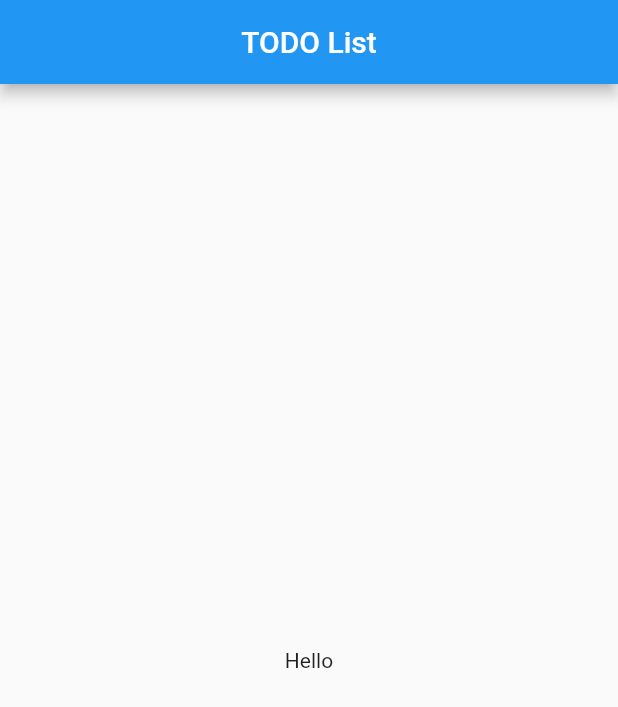
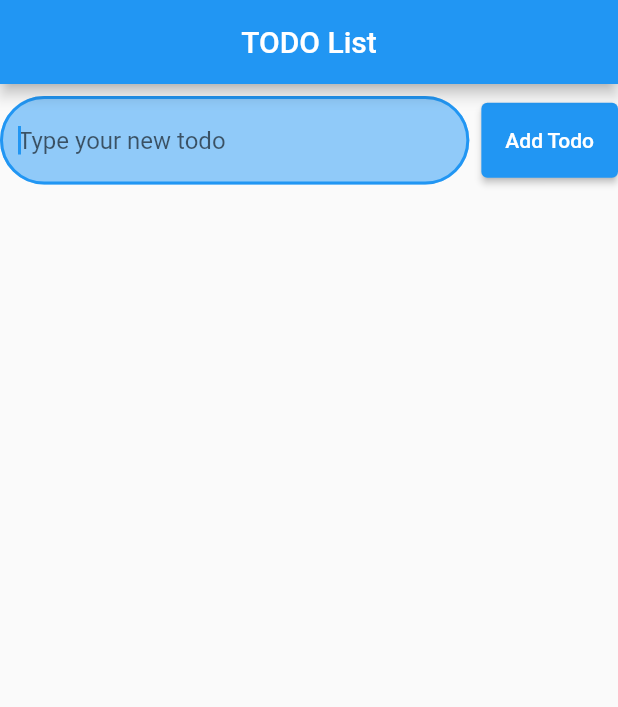
Before and after one commit to EgorEko/todolist_1909, a Flutter app: the screen it shows after launch, on a phone screen of 412 x 824 dp. Shown: the top 707 px of the screen. Run offline on Flutter 3.47's test engine with Material 2 defaults, Android fonts, the light colour scheme and no system bars; generated files the repository leaves out were written again.

Commit message:
Decorated home page

```diff
--- a/lib/l10n/app_en.arb
+++ b/lib/l10n/app_en.arb
@@ -3,5 +3,5 @@
     "delete": "Delete",
     "addNewItem":"Add todo new item",
     "typeYourNewTodo":"Type your new todo",
-    "addItem": "Add Item"
+    "addTodo": "Add Todo"
 }
--- a/lib/l10n/app_uk.arb
+++ b/lib/l10n/app_uk.arb
@@ -3,5 +3,5 @@
     "delete": "Видалити",
     "addNewItem":"Додати справу",
     "typeYourNewTodo":"Введіть Вашу нову справу",
-    "addItem": "Додати справу"
+    "addTodo": "Додати справу"
 }
--- a/lib/pages/home_page.dart
+++ b/lib/pages/home_page.dart
@@ -12,14 +12,62 @@ class HomePage extends StatefulWidget {
 }
 
 class _HomePageState extends State<HomePage> {
+  final TextEditingController noteText = TextEditingController();
+
+  @override
+  void dispose() {
+    noteText.dispose();
+    super.dispose();
+  }
+
   @override
   Widget build(BuildContext context) {
     return Scaffold(
       appBar: AppBar(
         title: Center(child: Text(AppLocalizations.of(context).todolist)),
       ),
-      body: const Center(
-        child: Text('Hello'),
+      body: Center(
+        child: Column(
+          children: [
+            const SizedBox(
+              height: 8,
+            ),
+            Row(
+              children: <Widget>[
+                Flexible(
+                  child: TextField(
+                    onChanged: (value) {},
+                    controller: noteText,
+                    autofocus: true,
+                    decoration: InputDecoration(
+                      fillColor: Colors.blue.shade200,
+                      filled: true,
+                      hintText: AppLocalizations.of(context).typeYourNewTodo,
+                      border: OutlineInputBorder(
+                        borderRadius: BorderRadius.circular(50),
+                        borderSide: const BorderSide(color: Colors.grey),
+                      ),
+                    ),
+                  ),
+                ),
+                const SizedBox(
+                  width: 8,
+                ),
+                ElevatedButton(
+                  onPressed: () {},
+                  child: SizedBox(
+                    height: 50,
+                    child: Center(
+                      child: Text(
+                        AppLocalizations.of(context).addTodo,
+                      ),
+                    ),
+                  ),
+                )
+              ],
+            ),
+          ],
+        ),
       ),
     );
   }
--- a/lib/todolist_app.dart
+++ b/lib/todolist_app.dart
@@ -11,7 +11,6 @@ class TodolistApp extends StatelessWidget {
   @override
   Widget build(BuildContext context) {
     return MaterialApp(
-      title: "Hello",
       theme: ThemeData(
         primarySwatch: Colors.blue,
       ),
```
